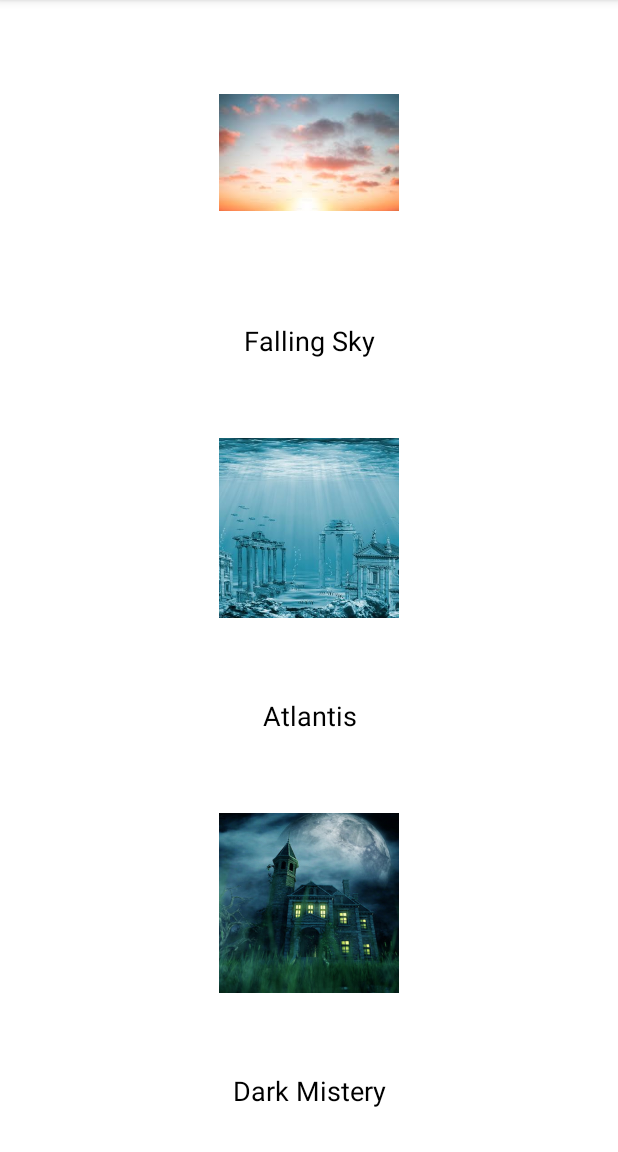
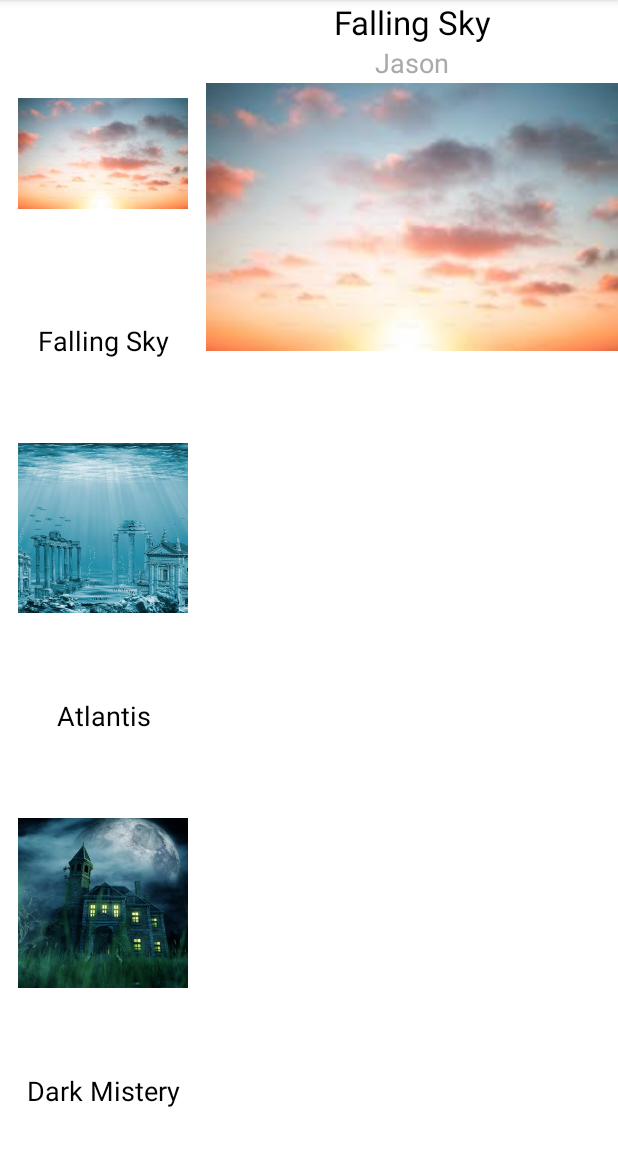
Before and after one commit to kikozgz/SongList, an Android app: the screen it shows after launch (MainActivity), on a phone screen of 412 x 824 dp, the part 84-1236 px from its top. Run offline under Robolectric (Android 15) with nearby library versions, the phone set to English and light mode, and no system bars.

Commit message:
App funcional

```diff
--- a/app/src/main/AndroidManifest.xml
+++ b/app/src/main/AndroidManifest.xml
@@ -1,6 +1,8 @@
 <?xml version="1.0" encoding="utf-8"?>
 <manifest xmlns:android="http://schemas.android.com/apk/res/android"
     xmlns:tools="http://schemas.android.com/tools">
+
+    <uses-permission android:name="android.permission.INTERNET"></uses-permission>
 
     <application
         android:name="Aplicacion"
--- /dev/null
+++ b/app/src/main/java/com/example/songlist/fragments/DetalleFragment.java
@@ -0,0 +1,105 @@
+package com.example.songlist.fragments;
+
+import android.media.MediaPlayer;
+import android.net.Uri;
+import android.os.Bundle;
+import android.util.Log;
+import android.view.LayoutInflater;
+import android.view.MotionEvent;
+import android.view.View;
+import android.view.ViewGroup;
+import android.widget.ImageView;
+import android.widget.MediaController;
+import android.widget.TextView;
+
+import androidx.fragment.app.Fragment;
+
+import com.example.songlist.Aplicacion;
+import com.example.songlist.Cancion;
+import com.example.songlist.R;
+
+import java.io.IOException;
+
+public class DetalleFragment extends Fragment implements View.OnTouchListener, MediaPlayer.OnPreparedListener,
+        MediaController.MediaPlayerControl {
+    public static String ARG_ID_CANCION = "id_cancion";
+    MediaPlayer mediaPlayer;
+    MediaController mediaController;
+
+    @Override public View onCreateView(LayoutInflater inflador, ViewGroup contenedor, Bundle savedInstanceState) {
+        View vista = inflador.inflate(R.layout.fragment_detalle, contenedor, false);
+        Bundle args = getArguments();
+        if (args != null) {
+            int position = args.getInt(ARG_ID_CANCION);
+            ponInfoCancion(position, vista);
+        } else {
+            ponInfoCancion(0, vista);
+        }
+        return vista;
+    }
+    private void ponInfoCancion(int id, View vista) {
+        Cancion cancion = ((Aplicacion) getActivity().getApplication()).getVectorCanciones().elementAt(id);
+        ((TextView) vista.findViewById(R.id.titulo)).setText(cancion.titulo);
+        ((TextView) vista.findViewById(R.id.autor)).setText(cancion.autor);
+        ((ImageView) vista.findViewById(R.id.portada))
+                .setImageResource(cancion.recursoImagen);
+        vista.setOnTouchListener(this);
+        if (mediaPlayer != null){
+            mediaPlayer.release();
+        }
+        mediaPlayer = new MediaPlayer();
+        mediaPlayer.setOnPreparedListener(this);
+        mediaController = new MediaController(getActivity());
+        Uri audio = Uri.parse(cancion.urlAudio);
+        try {
+            mediaPlayer.setDataSource(getActivity(), audio);
+            mediaPlayer.prepareAsync();
+        } catch (IOException e) {
+            Log.e("SongList", "ERROR: No se puede reproducir "+audio,e);
+        }
+    }
+    public void ponInfoCancion(int id) {
+        ponInfoCancion(id, getView());
+    }
+    @Override public void onPrepared(MediaPlayer mediaPlayer) {
+        Log.d("SongList", "Entramos en onPrepared de MediaPlayer");
+        mediaPlayer.start();
+        mediaController.setMediaPlayer(this);
+        mediaController.setAnchorView(getView().findViewById(
+                R.id.fragment_detalle));
+        mediaController.setEnabled(true);
+        mediaController.show();
+    }
+    @Override public boolean onTouch(View vista, MotionEvent evento) {
+        mediaController.show();
+        return false;
+    }
+    @Override public void onStop() {
+        mediaController.hide();
+        try {
+            mediaPlayer.stop();
+            mediaPlayer.release();
+        } catch (Exception e) {
+            Log.d("SongList", "Error en mediaPlayer.stop()");
+        }
+        super.onStop();
+    }
+
+    @Override public boolean canPause() { return true; }
+    @Override public boolean canSeekBackward() { return true; }
+    @Override public boolean canSeekForward() { return true;  }
+    @Override public int getBufferPercentage() { return 0; }
+    @Override public int getCurrentPosition() {
+        try {
+            return mediaPlayer.getCurrentPosition();
+        } catch (Exception e) {
+            return 0;
+        }
+    }
+    @Override public int getDuration() { return mediaPlayer.getDuration(); }
+    @Override public boolean isPlaying() { return mediaPlayer.isPlaying(); }
+    @Override public void pause() { mediaPlayer.pause(); }
+    @Override public void seekTo(int pos) { mediaPlayer.seekTo(pos); }
+    @Override public void start() { mediaPlayer.start(); }
+    @Override public int getAudioSessionId() { return 0; }
+}
--- a/app/src/main/java/com/example/songlist/fragments/SelectorFragment.java
+++ b/app/src/main/java/com/example/songlist/fragments/SelectorFragment.java
@@ -40,9 +40,10 @@ public class SelectorFragment extends Fragment {
 
             @Override
             public void onClick(View v) {
-                Toast.makeText(actividad, "Seleccionado el elemento: "
+                /*Toast.makeText(actividad, "Seleccionado el elemento: "
                                 + recyclerView.getChildAdapterPosition(v),
-                        Toast.LENGTH_SHORT).show();
+                        Toast.LENGTH_SHORT).show();*/
+                ((MainActivity) actividad).mostrarDetalle( recyclerView.getChildAdapterPosition(v));
             }
         });
         return vista;
--- a/app/src/main/res/layout/activity_main.xml
+++ b/app/src/main/res/layout/activity_main.xml
@@ -15,4 +15,10 @@
         android:layout_width="0dp"
         android:layout_height="match_parent"
         android:layout_weight="1" />
+    <fragment
+        android:id="@+id/detalle_fragment"
+        android:name="com.example.songlist.fragments.DetalleFragment"
+        android:layout_width="0dp"
+        android:layout_height="match_parent"
+        android:layout_weight="2" />
 </LinearLayout>
--- /dev/null
+++ b/app/src/main/res/layout/fragment_detalle.xml
@@ -0,0 +1,40 @@
+<?xml version="1.0" encoding="utf-8"?>
+<RelativeLayout xmlns:android="http://schemas.android.com/apk/res/android"
+    xmlns:tools="http://schemas.android.com/tools"
+    android:id="@+id/fragment_detalle"
+    android:layout_width="match_parent"
+    android:layout_height="match_parent"
+    android:background="#ffffff"
+    tools:context=".MainActivity" >
+    <TextView
+        android:id="@+id/titulo"
+        android:layout_width="wrap_content"
+        android:layout_height="wrap_content"
+        android:layout_alignParentLeft="true"
+        android:layout_alignParentRight="true"
+        android:layout_alignParentTop="true"
+        android:gravity="center"
+        android:text="Título"
+        android:textAlignment="center"
+        android:textColor="@android:color/black"
+        android:textAppearance="?android:attr/textAppearanceLarge" />
+    <TextView
+        android:id="@+id/autor"
+        android:layout_width="wrap_content"
+        android:layout_height="wrap_content"
+        android:layout_alignParentLeft="true"
+        android:layout_alignParentRight="true"
+        android:layout_below="@+id/titulo"
+        android:gravity="center"
+        android:text="Autor"
+        android:textAlignment="center"
+        android:textColor="@android:color/darker_gray"
+        android:textAppearance="?android:attr/textAppearanceMedium" />
+    <ImageView
+        android:id="@+id/portada"
+        android:layout_width="wrap_content"
+        android:layout_height="wrap_content"
+        android:layout_below="@id/autor"
+        android:layout_centerHorizontal="true"
+        android:src="@mipmap/ic_launcher" />
+</RelativeLayout>
```
Also changed, not shown: app/src/main/java/com/example/songlist/MainActivity.java (+22 -2 lines).
